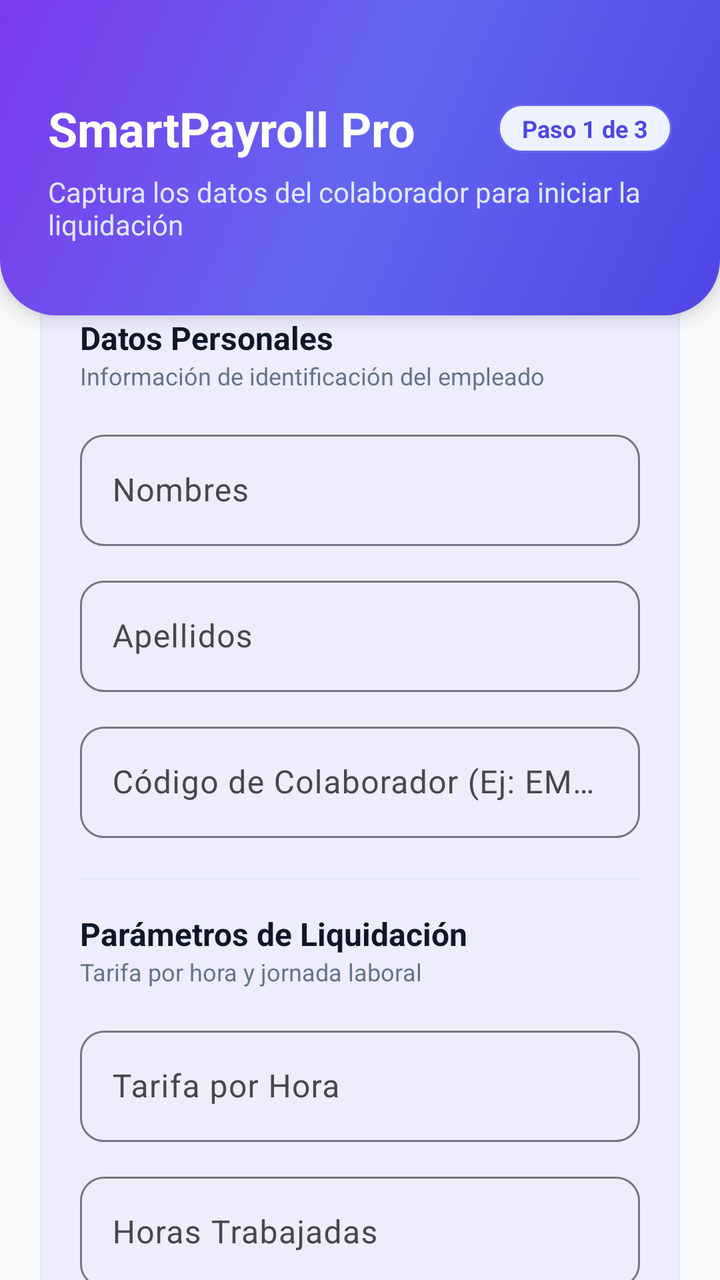
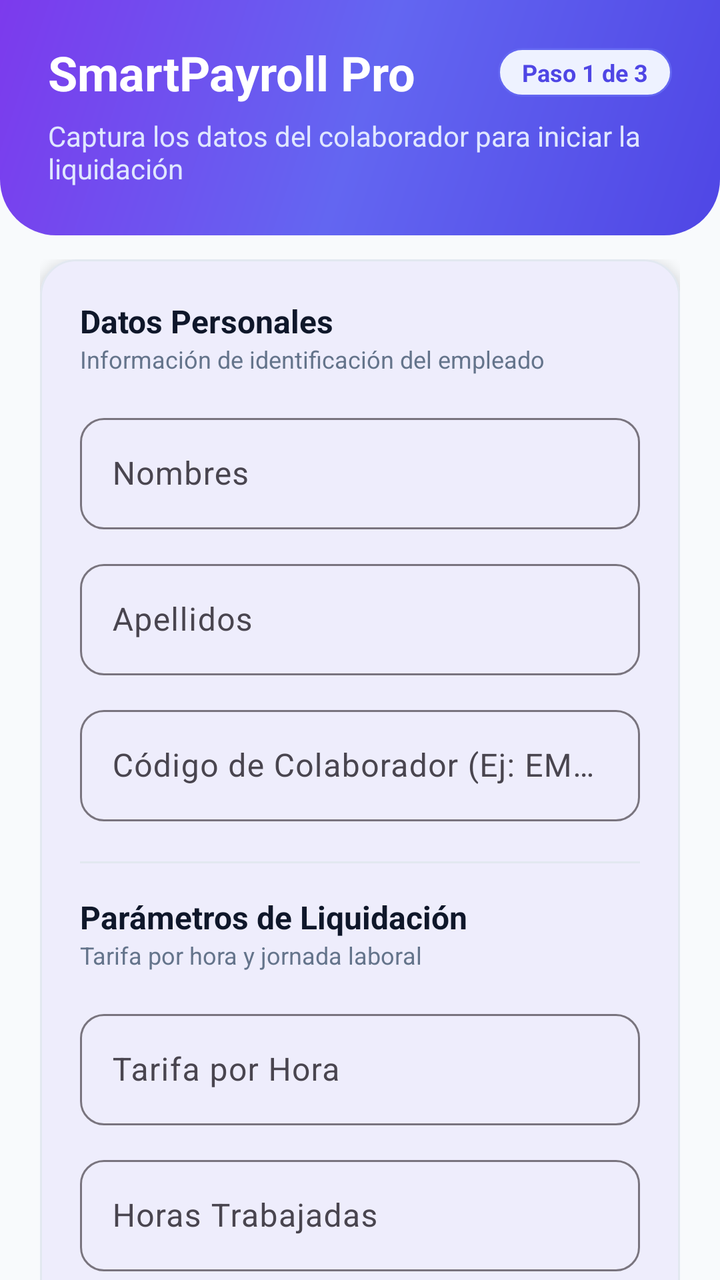

Compare the two renders of this Android layout. The source of the first and the diff that turns it into the second are given below.
<!-- AndroidManifest.xml: application theme Theme.Act1Sem3AppsMov -->
<!-- res/layout/activity_main.xml -->
<?xml version="1.0" encoding="utf-8"?>
<androidx.coordinatorlayout.widget.CoordinatorLayout xmlns:android="http://schemas.android.com/apk/res/android"
    xmlns:app="http://schemas.android.com/apk/res-auto"
    xmlns:tools="http://schemas.android.com/tools"
    android:id="@+id/main"
    android:layout_width="match_parent"
    android:layout_height="match_parent"
    android:background="@color/background_light"
    tools:context=".MainActivity">

    <androidx.core.widget.NestedScrollView
        android:layout_width="match_parent"
        android:layout_height="match_parent"
        android:fillViewport="true">

        <LinearLayout
            android:layout_width="match_parent"
            android:layout_height="wrap_content"
            android:orientation="vertical">

            
            <LinearLayout
                android:layout_width="match_parent"
                android:layout_height="wrap_content"
                android:background="@drawable/bg_gradient_header"
                android:elevation="6dp"
                android:orientation="vertical"
                android:paddingHorizontal="24dp"
                android:paddingTop="48dp"
                android:paddingBottom="36dp">

                <LinearLayout
                    android:layout_width="match_parent"
                    android:layout_height="wrap_content"
                    android:gravity="center_vertical"
                    android:orientation="horizontal">

                    <TextView
                        android:layout_width="0dp"
                        android:layout_height="wrap_content"
                        android:layout_weight="1"
                        android:text="SmartPayroll Pro"
                        android:textColor="@color/white"
                        android:textSize="24sp"
                        android:textStyle="bold" />

                    <TextView
                        android:layout_width="wrap_content"
                        android:layout_height="wrap_content"
                        android:background="@drawable/bg_pill_badge"
                        android:paddingHorizontal="12dp"
                        android:paddingVertical="4dp"
                        android:text="Paso 1 de 3"
                        android:textColor="@color/primary"
                        android:textSize="12sp"
                        android:textStyle="bold" />
                </LinearLayout>

                <TextView
                    android:layout_width="wrap_content"
                    android:layout_height="wrap_content"
                    android:layout_marginTop="6dp"
                    android:text="Captura los datos del colaborador para iniciar la liquidación"
                    android:textColor="#E0E7FF"
                    android:textSize="14sp" />
            </LinearLayout>

            
            <LinearLayout
                android:layout_width="match_parent"
                android:layout_height="wrap_content"
                android:layout_marginTop="-20dp"
                android:orientation="vertical"
                android:paddingHorizontal="20dp"
                android:paddingBottom="24dp">

                <com.google.android.material.card.MaterialCardView
                    style="@style/CardModern"
                    android:layout_width="match_parent"
                    android:layout_height="wrap_content"
                    app:cardElevation="4dp">

                    <LinearLayout
                        android:layout_width="match_parent"
                        android:layout_height="wrap_content"
                        android:orientation="vertical"
                        android:padding="20dp">

                        <TextView
                            android:layout_width="wrap_content"
                            android:layout_height="wrap_content"
                            android:text="Datos Personales"
                            android:textColor="@color/text_primary"
                            android:textSize="16sp"
                            android:textStyle="bold" />

                        <TextView
                            android:layout_width="wrap_content"
                            android:layout_height="wrap_content"
                            android:layout_marginBottom="16dp"
                            android:text="Información de identificación del empleado"
                            android:textColor="@color/text_secondary"
                            android:textSize="12sp" />

                        
                        <com.google.android.material.textfield.TextInputLayout
                            android:id="@+id/tilFirstName"
                            style="@style/Widget.Material3.TextInputLayout.OutlinedBox"
                            android:layout_width="match_parent"
                            android:layout_height="wrap_content"
                            android:layout_marginBottom="12dp"
                            android:hint="Nombres"
                            app:boxCornerRadiusBottomEnd="12dp"
                            app:boxCornerRadiusBottomStart="12dp"
                            app:boxCornerRadiusTopEnd="12dp"
                            app:boxCornerRadiusTopStart="12dp">

                            <com.google.android.material.textfield.TextInputEditText
                                android:id="@+id/etFirstName"
                                android:layout_width="match_parent"
                                android:layout_height="wrap_content"
                                android:inputType="textPersonName|textCapWords"
                                android:maxLines="1" />
                        </com.google.android.material.textfield.TextInputLayout>

                        
                        <com.google.android.material.textfield.TextInputLayout
                            android:id="@+id/tilLastName"
                            style="@style/Widget.Material3.TextInputLayout.OutlinedBox"
                            android:layout_width="match_parent"
                            android:layout_height="wrap_content"
                            android:layout_marginBottom="12dp"
                            android:hint="Apellidos"
                            app:boxCornerRadiusBottomEnd="12dp"
                            app:boxCornerRadiusBottomStart="12dp"
                            app:boxCornerRadiusTopEnd="12dp"
                            app:boxCornerRadiusTopStart="12dp">

                            <com.google.android.material.textfield.TextInputEditText
                                android:id="@+id/etLastName"
                                android:layout_width="match_parent"
                                android:layout_height="wrap_content"
                                android:inputType="textPersonName|textCapWords"
                                android:maxLines="1" />
                        </com.google.android.material.textfield.TextInputLayout>

                        
                        <com.google.android.material.textfield.TextInputLayout
                            android:id="@+id/tilEmployeeCode"
                            style="@style/Widget.Material3.TextInputLayout.OutlinedBox"
                            android:layout_width="match_parent"
                            android:layout_height="wrap_content"
                            android:layout_marginBottom="20dp"
                            android:hint="Código de Colaborador (Ej: EMP-1042)"
                            app:boxCornerRadiusBottomEnd="12dp"
                            app:boxCornerRadiusBottomStart="12dp"
                            app:boxCornerRadiusTopEnd="12dp"
                            app:boxCornerRadiusTopStart="12dp">

                            <com.google.android.material.textfield.TextInputEditText
                                android:id="@+id/etEmployeeCode"
                                android:layout_width="match_parent"
                                android:layout_height="wrap_content"
                                android:inputType="textCapCharacters"
                                android:maxLines="1" />
                        </com.google.android.material.textfield.TextInputLayout>

                        <View
                            android:layout_width="match_parent"
                            android:layout_height="1dp"
                            android:layout_marginBottom="16dp"
                            android:background="@color/border_subtle" />

                        <TextView
                            android:layout_width="wrap_content"
                            android:layout_height="wrap_content"
                            android:text="Parámetros de Liquidación"
                            android:textColor="@color/text_primary"
                            android:textSize="16sp"
                            android:textStyle="bold" />

                        <TextView
                            android:layout_width="wrap_content"
                            android:layout_height="wrap_content"
                            android:layout_marginBottom="16dp"
                            android:text="Tarifa por hora y jornada laboral"
                            android:textColor="@color/text_secondary"
                            android:textSize="12sp" />

                        
                        <com.google.android.material.textfield.TextInputLayout
                            android:id="@+id/tilHourlyRate"
                            style="@style/Widget.Material3.TextInputLayout.OutlinedBox"
                            android:layout_width="match_parent"
                            android:layout_height="wrap_content"
                            android:layout_marginBottom="12dp"
                            android:hint="Tarifa por Hora"
                            app:boxCornerRadiusBottomEnd="12dp"
                            app:boxCornerRadiusBottomStart="12dp"
                            app:boxCornerRadiusTopEnd="12dp"
                            app:boxCornerRadiusTopStart="12dp"
                            app:prefixText="$ ">

                            <com.google.android.material.textfield.TextInputEditText
                                android:id="@+id/etHourlyRate"
                                android:layout_width="match_parent"
                                android:layout_height="wrap_content"
                                android:inputType="numberDecimal"
                                android:maxLines="1" />
                        </com.google.android.material.textfield.TextInputLayout>

                        
                        <com.google.android.material.textfield.TextInputLayout
                            android:id="@+id/tilHoursWorked"
                            style="@style/Widget.Material3.TextInputLayout.OutlinedBox"
                            android:layout_width="match_parent"
                            android:layout_height="wrap_content"
                            android:layout_marginBottom="10dp"
                            android:hint="Horas Trabajadas"
                            app:boxCornerRadiusBottomEnd="12dp"
                            app:boxCornerRadiusBottomStart="12dp"
                            app:boxCornerRadiusTopEnd="12dp"
                            app:boxCornerRadiusTopStart="12dp"
                            app:suffixText="hrs">

                            <com.google.android.material.textfield.TextInputEditText
                                android:id="@+id/etHoursWorked"
                                android:layout_width="match_parent"
                                android:layout_height="wrap_content"
                                android:inputType="numberDecimal"
                                android:maxLines="1" />
                        </com.google.android.material.textfield.TextInputLayout>

                        
                        <TextView
                            android:layout_width="wrap_content"
                            android:layout_height="wrap_content"
                            android:layout_marginTop="4dp"
                            android:layout_marginBottom="6dp"
                            android:text="Plantillas de horas:"
                            android:textColor="@color/text_secondary"
                            android:textSize="12sp" />

                        <com.google.android.material.chip.ChipGroup
                            android:id="@+id/chipGroupHours"
                            android:layout_width="match_parent"
                            android:layout_height="wrap_content"
                            android:layout_marginBottom="12dp"
                            app:singleSelection="true">

                            <com.google.android.material.chip.Chip
                                android:id="@+id/chip20h"
                                style="@style/Widget.Material3.Chip.Assist"
                                android:layout_width="wrap_content"
                                android:layout_height="wrap_content"
                                android:text="20h (Medio tiempo)" />

                            <com.google.android.material.chip.Chip
                                android:id="@+id/chip40h"
                                style="@style/Widget.Material3.Chip.Assist"
                                android:layout_width="wrap_content"
                                android:layout_height="wrap_content"
                                android:text="40h (Estándar)" />

                            <com.google.android.material.chip.Chip
                                android:id="@+id/chip48h"
                                style="@style/Widget.Material3.Chip.Assist"
                                android:layout_width="wrap_content"
                                android:layout_height="wrap_content"
                                android:text="48h (+8h Extras)" />

                            <com.google.android.material.chip.Chip
                                android:id="@+id/chip60h"
                                style="@style/Widget.Material3.Chip.Assist"
                                android:layout_width="wrap_content"
                                android:layout_height="wrap_content"
                                android:text="60h (+20h Extras)" />
                        </com.google.android.material.chip.ChipGroup>
                    </LinearLayout>
                </com.google.android.material.card.MaterialCardView>

                
                <LinearLayout
                    android:layout_width="match_parent"
                    android:layout_height="wrap_content"
                    android:layout_marginTop="16dp"
                    android:orientation="vertical">

                    
                    <com.google.android.material.button.MaterialButton
                        android:id="@+id/btnCalculate"
                        style="@style/ButtonRounded"
                        android:layout_width="match_parent"
                        android:layout_height="56dp"
                        android:text="Continuar a Liquidación  ➔"
                        android:textSize="15sp"
                        app:iconGravity="textEnd" />

                    
                    <LinearLayout
                        android:layout_width="match_parent"
                        android:layout_height="wrap_content"
                        android:layout_marginTop="8dp"
                        android:orientation="horizontal">

                        <com.google.android.material.button.MaterialButton
                            android:id="@+id/btnQuickDemo"
                            style="@style/ButtonRounded.Secondary"
                            android:layout_width="0dp"
                            android:layout_height="wrap_content"
                            android:layout_marginEnd="6dp"
                            android:layout_weight="1"
                            android:text="⚡ Cargar Demo"
                            android:textColor="@color/primary"
                            android:textSize="13sp" />

                        <com.google.android.material.button.MaterialButton
                            android:id="@+id/btnClear"
                            style="@style/ButtonRounded.Outlined"
                            android:layout_width="0dp"
                            android:layout_height="wrap_content"
                            android:layout_marginStart="6dp"
                            android:layout_weight="1"
                            android:text="🗑 Limpiar"
                            android:textColor="@color/text_secondary"
                            android:textSize="13sp" />
                    </LinearLayout>
                </LinearLayout>

            </LinearLayout>
        </LinearLayout>
    </androidx.core.widget.NestedScrollView>

</androidx.coordinatorlayout.widget.CoordinatorLayout>
<!-- resources referenced by this layout -->
<resources>
  <color name="background_light">#F8FAFC</color>
  <color name="border_subtle">#E2E8F0</color>
  <color name="primary">#4F46E5</color>
  <color name="text_primary">#0F172A</color>
  <color name="text_secondary">#64748B</color>
  <color name="white">#FFFFFFFF</color>
  <!-- drawable bg_gradient_header (drawable) -->
  <?xml version="1.0" encoding="utf-8"?>
  <shape xmlns:android="http://schemas.android.com/apk/res/android"
      android:shape="rectangle">
      <gradient
          android:angle="135"
          android:startColor="#4F46E5"
          android:centerColor="#6366F1"
          android:endColor="#7C3AED"
          android:type="linear" />
      <corners
          android:bottomLeftRadius="28dp"
          android:bottomRightRadius="28dp" />
  </shape>
  <!-- drawable bg_pill_badge (drawable) -->
  <?xml version="1.0" encoding="utf-8"?>
  <shape xmlns:android="http://schemas.android.com/apk/res/android"
      android:shape="rectangle">
      <solid android:color="@color/primary_light" />
      <stroke
          android:width="1dp"
          android:color="@color/border_focus" />
      <corners android:radius="50dp" />
  </shape>
  <style name="ButtonRounded" parent="Widget.Material3.Button">
          <item name="cornerRadius">14dp</item>
          <item name="android:textStyle">bold</item>
      </style>
  <style name="ButtonRounded.Outlined" parent="Widget.Material3.Button.OutlinedButton">
          <item name="cornerRadius">14dp</item>
          <item name="android:textStyle">bold</item>
          <item name="strokeColor">@color/primary</item>
      </style>
  <style name="ButtonRounded.Secondary" parent="Widget.Material3.Button.TonalButton">
          <item name="cornerRadius">14dp</item>
          <item name="android:textStyle">bold</item>
      </style>
  <style name="CardModern" parent="Widget.Material3.CardView.Elevated">
          <item name="cardCornerRadius">18dp</item>
          <item name="cardElevation">3dp</item>
          <item name="strokeColor">@color/border_subtle</item>
          <item name="strokeWidth">1dp</item>
          <item name="cardBackgroundColor">@color/surface_white</item>
      </style>
  <style name="Theme.Act1Sem3AppsMov" parent="Base.Theme.Act1Sem3AppsMov" />
  <color name="primary_light">#EEF2FF</color>
  <color name="border_focus">#6366F1</color>
  <color name="surface_white">#FFFFFF</color>
  <style name="Base.Theme.Act1Sem3AppsMov" parent="Theme.Material3.Light.NoActionBar">
          <item name="colorPrimary">@color/primary</item>
          <item name="colorOnPrimary">@color/on_primary</item>
          <item name="colorPrimaryContainer">@color/primary_container</item>
          <item name="colorSecondary">@color/secondary</item>
          <item name="colorOnSecondary">@color/on_secondary</item>
          <item name="colorTertiary">@color/accent_amber</item>
          <item name="android:colorBackground">@color/background_light</item>
          <item name="colorSurface">@color/surface_white</item>
          <item name="colorOnSurface">@color/text_primary</item>
          <item name="android:statusBarColor">@color/primary_dark</item>
          <item name="android:windowLightStatusBar" tools:targetApi="m">false</item>
      </style>
  <color name="on_primary">#FFFFFF</color>
  <color name="primary_container">#E0E7FF</color>
  <color name="secondary">#10B981</color>
  <color name="on_secondary">#FFFFFF</color>
  <color name="accent_amber">#F59E0B</color>
  <color name="primary_dark">#3730A3</color>
</resources>

<!-- the commit's change to res/layout/activity_main.xml (unified diff, before → after) -->
@@ -11,23 +11,26 @@
     <androidx.core.widget.NestedScrollView
         android:layout_width="match_parent"
         android:layout_height="match_parent"
+        android:clipToPadding="false"
         android:fillViewport="true">
 
         <LinearLayout
+            android:id="@+id/llMainContent"
             android:layout_width="match_parent"
             android:layout_height="wrap_content"
-            android:orientation="vertical">
+            android:orientation="vertical"
+            android:paddingBottom="24dp">
 
             
             <LinearLayout
+                android:id="@+id/llHeader"
                 android:layout_width="match_parent"
                 android:layout_height="wrap_content"
                 android:background="@drawable/bg_gradient_header"
-                android:elevation="6dp"
                 android:orientation="vertical"
                 android:paddingHorizontal="24dp"
-                android:paddingTop="48dp"
-                android:paddingBottom="36dp">
+                android:paddingTop="20dp"
+                android:paddingBottom="24dp">
 
                 <LinearLayout
                     android:layout_width="match_parent"
@@ -69,7 +72,7 @@
             <LinearLayout
                 android:layout_width="match_parent"
                 android:layout_height="wrap_content"
-                android:layout_marginTop="-20dp"
+                android:layout_marginTop="12dp"
                 android:orientation="vertical"
                 android:paddingHorizontal="20dp"
                 android:paddingBottom="24dp">
